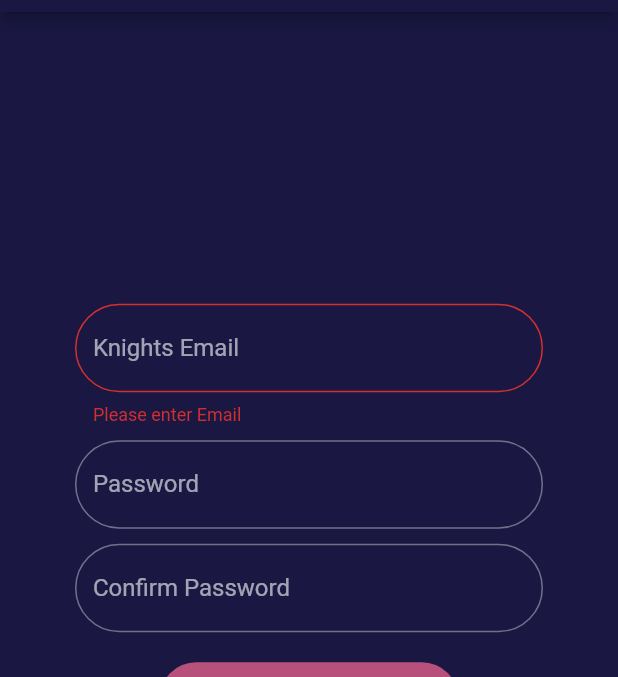
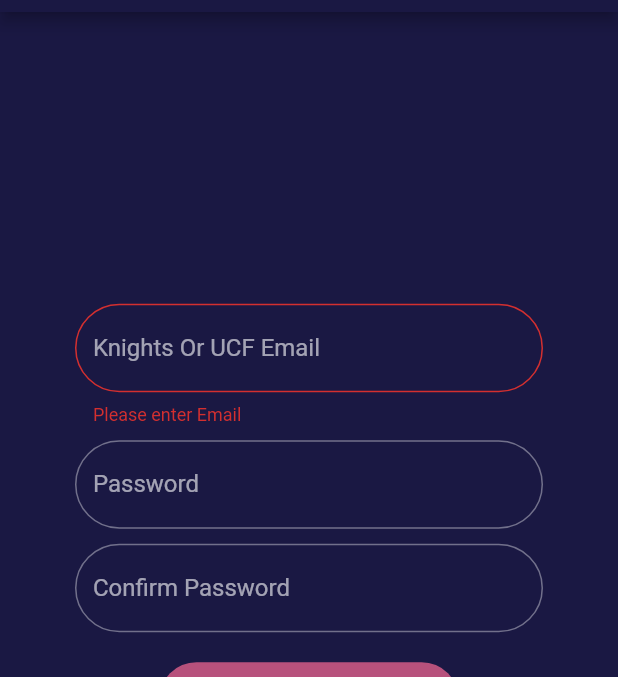
Before and after one commit to KnightHacks/club-app-2021, a Flutter app: the Register2 screen opened by its route, after a tap on "Register", on a phone screen of 412 x 824 dp, the part 72-749 px from its top. Run offline on Flutter 3.47's test engine with Material 2 defaults, Android fonts, the phone set to English and light mode, and no system bars; our stand-ins replace cloud_firestore, email_validator, firebase_auth; missing offline and left inert: add_2_calendar; accounts and stored records are empty.

Commit message:
Added @ucf.edu emails to be allowed in register and login

```diff
--- a/lib/constants.dart
+++ b/lib/constants.dart
@@ -1,6 +1,7 @@
 import 'package:flutter/material.dart';
 
 String knightsEmail = "@knights.ucf.edu";
+String ucfEmail = "@ucf.edu";
 
 TextStyle kCardTitleStyle = TextStyle(
   fontSize: 24,
--- a/lib/screens/register2.dart
+++ b/lib/screens/register2.dart
@@ -38,8 +38,8 @@
     if (value.isEmpty) {
       return "Please enter Email";
     }
-    if (!EmailValidator.validate(value) || !value.contains(knightsEmail)) {
-      return "Please enter valid knights email";
+    if (!EmailValidator.validate(value) || !(value.contains(knightsEmail) || value.contains(ucfEmail))) {
+      return "Please enter valid knights or UCF email";
     }
     return null;
   };
@@ -66,7 +66,7 @@
                     TextFormField(
                       //contains email
                       decoration: InputDecoration(
-                          labelText: "Knights Email", border: inputBorder),
+                          labelText: "Knights Or UCF Email", border: inputBorder),
                       keyboardType: TextInputType.emailAddress,
                       enableSuggestions: false,
                       autocorrect: false,
--- a/lib/widgets/login_form.dart
+++ b/lib/widgets/login_form.dart
@@ -28,7 +28,7 @@
     if (value.isEmpty) {
       return "Please enter Email";
     }
-    if (!EmailValidator.validate(value) && value.contains(knightsEmail)) {
+    if (!EmailValidator.validate(value) && (value.contains(knightsEmail) || value.contains(ucfEmail))) {
       return "Please enter valid knights email";
     }
     return null;
```
